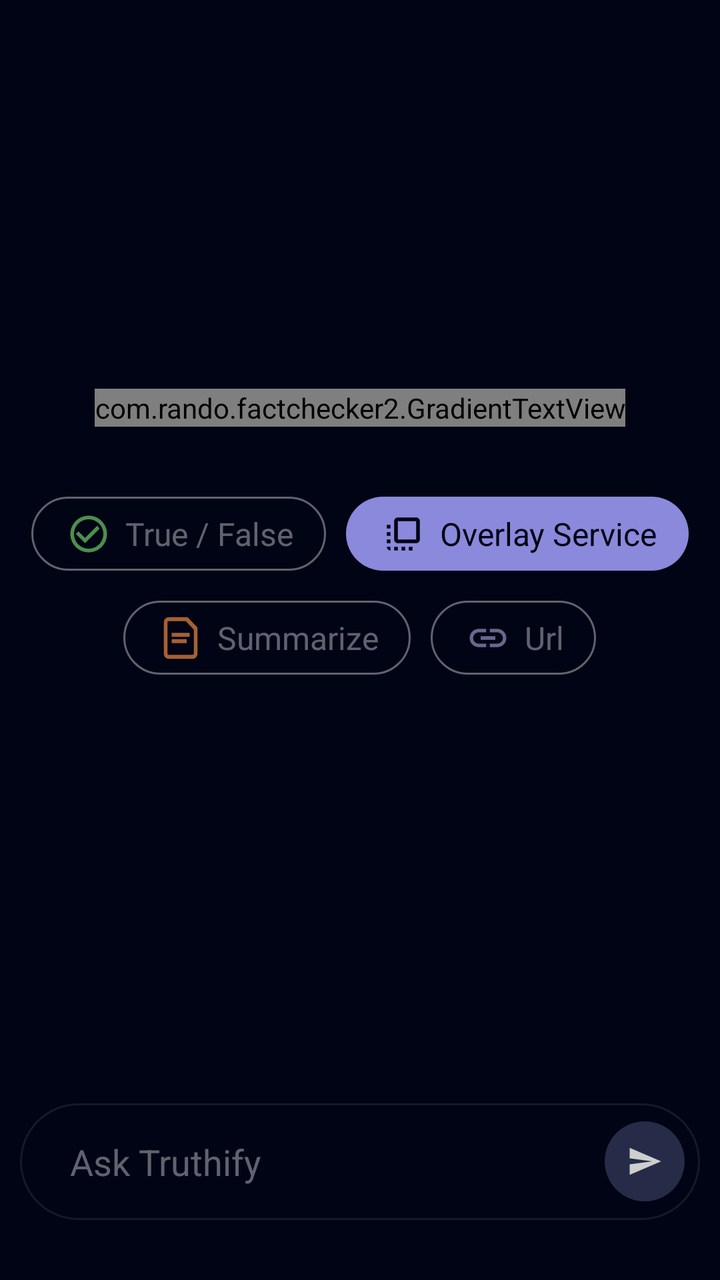
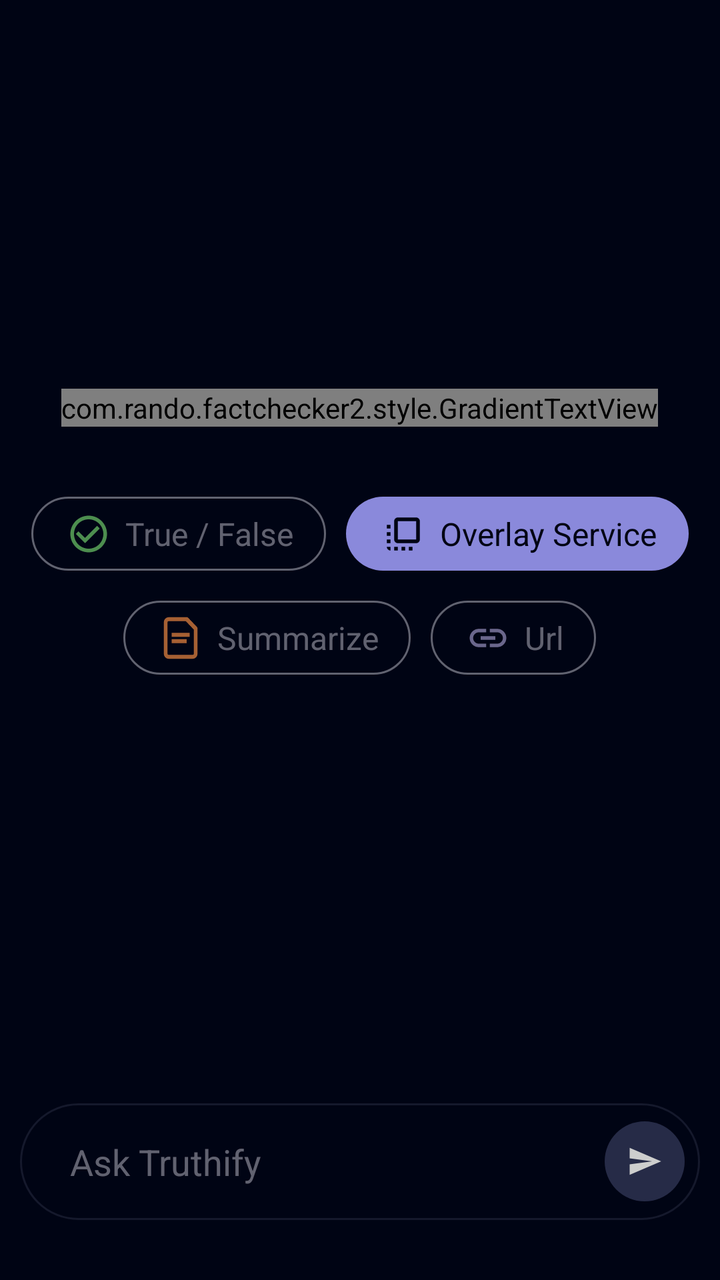

The first picture is an Android layout as it rendered before a commit; the second is the same layout after the commit. The layout source and the unified diff follow.
<!-- AndroidManifest.xml: application theme Theme.FactChecker2 -->
<!-- res/layout/fragment_first.xml -->
<?xml version="1.0" encoding="utf-8"?>
<LinearLayout xmlns:android="http://schemas.android.com/apk/res/android"
    xmlns:app="http://schemas.android.com/apk/res-auto"
    xmlns:tools="http://schemas.android.com/tools"
    android:layout_width="match_parent"
    android:layout_height="match_parent"
    android:background="@color/back"
    android:orientation="vertical"
    android:fitsSystemWindows="true"
    tools:context=".HomeFragment">



    


    <LinearLayout
        android:layout_weight="1"
        android:id="@+id/messages"
        android:layout_width="match_parent"
        android:layout_height="match_parent"
        android:layout_marginHorizontal="10dp"
        android:layout_marginVertical="0dp"
        android:orientation="vertical"
        android:gravity="center"
        android:paddingTop="5dp">

        <com.rando.factchecker2.GradientTextView
            android:gravity="center"
            android:id="@+id/greeting"
            android:layout_width="wrap_content"
            android:layout_height="wrap_content"
            android:layout_gravity="center_horizontal"
            android:text="Hello there, how can I help you today?"
            android:textSize="30sp"
            android:textStyle="bold" />


        <LinearLayout
            android:orientation="horizontal"
            android:layout_marginTop="30dp"
            android:layout_width="wrap_content"
            android:layout_height="wrap_content"
            android:gravity="center">

        <include layout="@layout/action_truefalse"
            android:id="@+id/truefalseActionBtn"
            android:layout_width="wrap_content"
            android:layout_height="wrap_content"
            android:layout_margin="5dp"/>

        <include layout="@layout/action_overlay"
            android:id="@+id/overlayActionBtn"
            android:layout_width="wrap_content"
            android:layout_height="wrap_content"
            android:layout_margin="5dp"/>

        </LinearLayout>

        <LinearLayout
            android:orientation="horizontal"
            android:layout_marginTop="5dp"
            android:layout_width="wrap_content"
            android:layout_height="wrap_content"
            android:gravity="center">

        <include layout="@layout/action_summarize"
            android:id="@+id/summarizeActionBtn"
            android:layout_width="wrap_content"
            android:layout_height="wrap_content"
            android:layout_margin="5dp"/>

            <include layout="@layout/action_url"
            android:id="@+id/urlActionBtn"
            android:layout_width="wrap_content"
            android:layout_height="wrap_content"
            android:layout_margin="5dp"/>



        </LinearLayout>
    </LinearLayout>

    <LinearLayout
        android:id="@+id/promptBoxLayout"
        android:layout_width="match_parent"
        android:layout_height="wrap_content"
        android:layout_marginTop="20dp"
        android:layout_marginBottom="30dp"
        android:layout_marginHorizontal="10dp"
        android:background="@drawable/search_back"
        android:gravity="center_vertical"
        android:minHeight="50dp"
        android:orientation="horizontal"
        android:paddingVertical="5dp">

        <EditText
            android:paddingVertical="12dp"
            android:focusableInTouchMode="true"
            android:id="@+id/promptBox"
            android:layout_width="0dp"
            android:layout_height="wrap_content"
            android:layout_marginStart="25dp"
            android:layout_weight="100"
            android:background="@color/transparent"
            android:hint="@string/prompt_hint"
            android:inputType="textMultiLine"
            android:textColor="@color/white"
            android:textColorHint="@color/whitish" />



        <Space
            android:layout_width="5dp"
            android:layout_height="match_parent"
            android:layout_weight="1" />

        <ImageButton
            android:id="@+id/sendBtn"
            android:layout_width="40dp"
            android:layout_height="40dp"
            android:background="@drawable/sendback"
            android:src="@drawable/ic_send" />

        <Space
            android:id="@+id/spaceAfterPrompt"
            android:layout_width="5dp"
            android:layout_height="match_parent"
            android:layout_weight="1" />


    </LinearLayout>





</LinearLayout>
<!-- res/layout/action_truefalse.xml (included above) -->
<?xml version="1.0" encoding="utf-8"?>
<LinearLayout xmlns:android="http://schemas.android.com/apk/res/android"
    android:layout_width="wrap_content"
    android:layout_height="wrap_content"
    android:orientation="horizontal"
    android:paddingVertical="6dp"
    android:paddingHorizontal="16dp"
    android:gravity="center"
    android:background="@drawable/back">


    <ImageButton
        android:layout_width="25dp"
        android:layout_height="25dp"
        android:layout_marginEnd="6dp"
        android:background="@color/transparent"
        android:src="@drawable/ic_truefalse"/>

    <TextView
        android:layout_width="wrap_content"
        android:layout_height="wrap_content"
        android:text="True / False"
        android:textColor="@color/whitish"
        android:textSize="16sp"/>



</LinearLayout>
<!-- res/layout/action_overlay.xml (included above) -->
<?xml version="1.0" encoding="utf-8"?>
<LinearLayout xmlns:android="http://schemas.android.com/apk/res/android"
    android:layout_width="wrap_content"
    android:layout_height="wrap_content"
    android:orientation="horizontal"
    android:paddingVertical="6dp"
    android:paddingHorizontal="16dp"
    android:gravity="center"
    android:background="@drawable/button">


    <ImageButton
        android:layout_width="25dp"
        android:layout_height="25dp"
        android:layout_marginEnd="6dp"
        android:background="@color/transparent"
        android:src="@drawable/ic_overlay"/>

    <TextView
        android:layout_width="wrap_content"
        android:layout_height="wrap_content"
        android:text="Overlay Service"
        android:textColor="@color/back"
        android:textSize="16sp"/>



</LinearLayout>
<!-- res/layout/action_summarize.xml (included above) -->
<?xml version="1.0" encoding="utf-8"?>
<LinearLayout xmlns:android="http://schemas.android.com/apk/res/android"
    android:layout_width="wrap_content"
    android:layout_height="wrap_content"
    android:orientation="horizontal"
    android:paddingVertical="6dp"
    android:paddingHorizontal="16dp"
    android:gravity="center"
    android:background="@drawable/back">


    <ImageButton
        android:layout_width="25dp"
        android:layout_height="25dp"
        android:layout_marginEnd="6dp"
        android:background="@color/transparent"
        android:src="@drawable/ic_file"/>

    <TextView
        android:layout_width="wrap_content"
        android:layout_height="wrap_content"
        android:text="Summarize"
        android:textColor="@color/whitish"
        android:textSize="16sp"/>



</LinearLayout>
<!-- res/layout/action_url.xml (included above) -->
<?xml version="1.0" encoding="utf-8"?>
<LinearLayout xmlns:android="http://schemas.android.com/apk/res/android"
    android:layout_width="wrap_content"
    android:layout_height="wrap_content"
    android:orientation="horizontal"
    android:paddingVertical="6dp"
    android:paddingHorizontal="16dp"
    android:gravity="center"
    android:background="@drawable/back">


    <ImageButton
        android:layout_width="25dp"
        android:layout_height="25dp"
        android:layout_marginEnd="6dp"
        android:background="@color/transparent"
        android:src="@drawable/ic_url"/>

    <TextView
        android:layout_width="wrap_content"
        android:layout_height="wrap_content"
        android:text="Url"
        android:textColor="@color/whitish"
        android:textSize="16sp"/>



</LinearLayout>
<!-- resources referenced by this layout -->
<resources>
  <color name="back">#000414</color>
  <color name="transparent">#00000000</color>
  <color name="white">#cdcecd</color>
  <color name="whitish">#87B7B7C3</color>
  <!-- drawable back (drawable) -->
  <?xml version="1.0" encoding="utf-8"?>
  <shape xmlns:android="http://schemas.android.com/apk/res/android"
      android:shape="rectangle"
      android:width="108dp"
      android:height="108dp"
      android:viewportWidth="0"
      android:viewportHeight="0">
  
      <solid android:color="@color/back" />
      <stroke android:color="@color/whitish" android:width="1dp"/>
      <corners android:radius="30dp"/>
  
  </shape>
  <!-- drawable button (drawable) -->
  <?xml version="1.0" encoding="utf-8"?>
  <shape xmlns:android="http://schemas.android.com/apk/res/android"
      android:shape="rectangle"
      android:width="108dp"
      android:height="108dp"
      android:viewportWidth="0"
      android:viewportHeight="0">
  
      <solid android:color="@color/prime" />
      <corners android:radius="50dp"/>
  
  </shape>
  <!-- drawable ic_send (drawable-anydpi) -->
  <vector xmlns:android="http://schemas.android.com/apk/res/android"
      android:width="18dp"
      android:height="18dp"
      android:viewportWidth="24"
      android:viewportHeight="24"
      android:tint="@color/white"
      android:autoMirrored="true">
    <path
        android:fillColor="@android:color/white"
        android:pathData="M2.01,21L23,12 2.01,3 2,10l15,2 -15,2z"/>
  </vector>
  <!-- drawable ic_truefalse (drawable-anydpi) -->
  <vector xmlns:android="http://schemas.android.com/apk/res/android"
      android:width="22dp"
      android:height="22dp"
      android:viewportWidth="24"
      android:viewportHeight="24"
      android:tint="@color/grn1">
    <path
        android:fillColor="@android:color/white"
        android:pathData="M16.59,7.58L10,14.17l-3.59,-3.58L5,12l5,5 8,-8zM12,2C6.48,2 2,6.48 2,12s4.48,10 10,10 10,-4.48 10,-10S17.52,2 12,2zM12,20c-4.42,0 -8,-3.58 -8,-8s3.58,-8 8,-8 8,3.58 8,8 -3.58,8 -8,8z"/>
  </vector>
  <!-- drawable search_back (drawable) -->
  <?xml version="1.0" encoding="utf-8"?>
  <shape xmlns:android="http://schemas.android.com/apk/res/android"
      android:shape="rectangle"
      android:width="100dp"
      android:height="100dp"
      android:viewportWidth="0"
      android:viewportHeight="0">
  
      <solid android:color="@color/back" />
      <stroke android:color="@color/third"
          android:width="1dp"/>
      <corners android:radius="50dp"/>
  
  </shape>
  <!-- drawable sendback (drawable) -->
  <?xml version="1.0" encoding="utf-8"?>
  <shape xmlns:android="http://schemas.android.com/apk/res/android"
      android:shape="oval"
      android:width="108dp"
      android:height="108dp"
      android:viewportWidth="0"
      android:viewportHeight="0">
  
      <solid android:color="@color/fourth" />
  
      <corners android:radius="35dp"/>
  
  </shape>
  <string name="prompt_hint">Ask Truthify</string>
  <style name="Theme.FactChecker2" parent="Base.Theme.FactChecker2">
          
          <item name="android:navigationBarColor">@android:color/transparent</item>
          <item name="android:statusBarColor">@android:color/transparent</item>
          <item name="android:windowLightStatusBar">?attr/isLightTheme</item>
      </style>
  <color name="prime">#8A89DB</color>
  <color name="rng1">#A66033</color>
  <color name="grn1">#4D8E4F</color>
  <color name="lblu1">#6B678C</color>
  <color name="third">#15192C</color>
  <color name="fourth">#262B47</color>
  <style name="Base.Theme.FactChecker2" parent="Theme.Material3.DayNight.NoActionBar">
          
          <item name="colorPrimary">@color/prime</item>
          <item name="colorOnPrimary">@color/back</item>
          <item name="colorSecondary">@color/second</item>
          <item name="colorOnSecondary">@color/back</item>
          <item name="colorTertiary">@color/third</item>
          <item name="colorOnTertiary">@color/back</item>
  
      </style>
  <color name="second">#3A3D83</color>
  <!-- unchanged entries left out for length: 3 -->
</resources>

<!-- the commit's change to res/layout/fragment_first.xml (unified diff, before → after) -->
@@ -7,7 +7,7 @@
     android:background="@color/back"
     android:orientation="vertical"
     android:fitsSystemWindows="true"
-    tools:context=".HomeFragment">
+    tools:context=".home.HomeFragment">
 
 
 
@@ -25,7 +25,7 @@
         android:gravity="center"
         android:paddingTop="5dp">
 
-        <com.rando.factchecker2.GradientTextView
+        <com.rando.factchecker2.style.GradientTextView
             android:gravity="center"
             android:id="@+id/greeting"
             android:layout_width="wrap_content"
